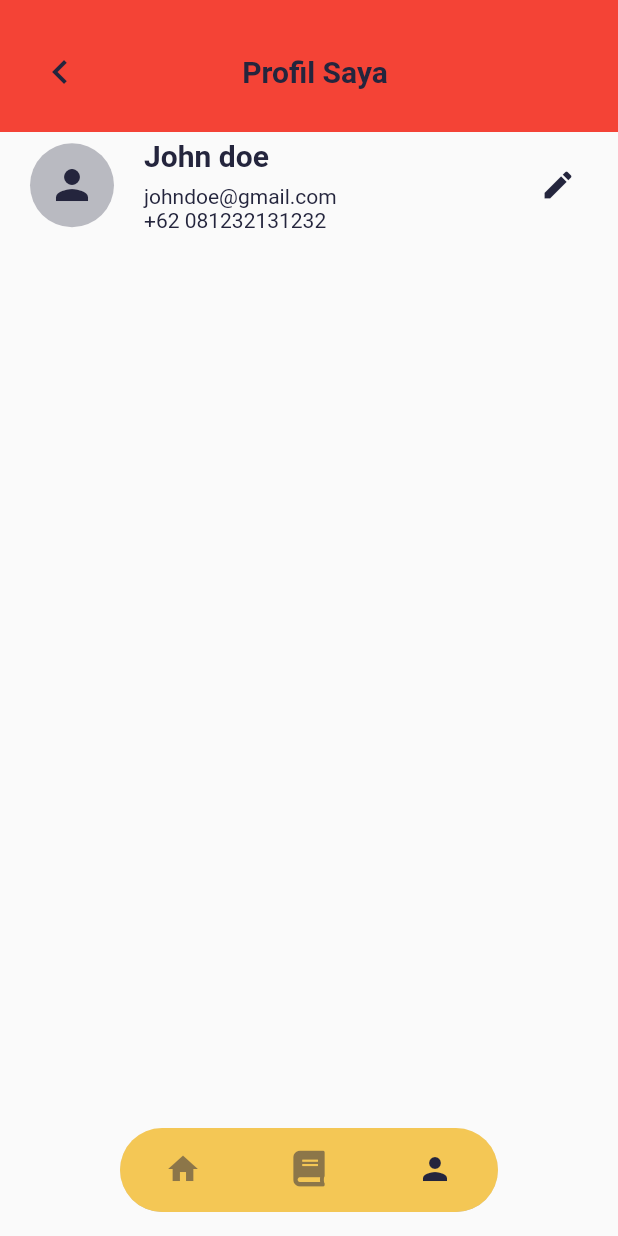
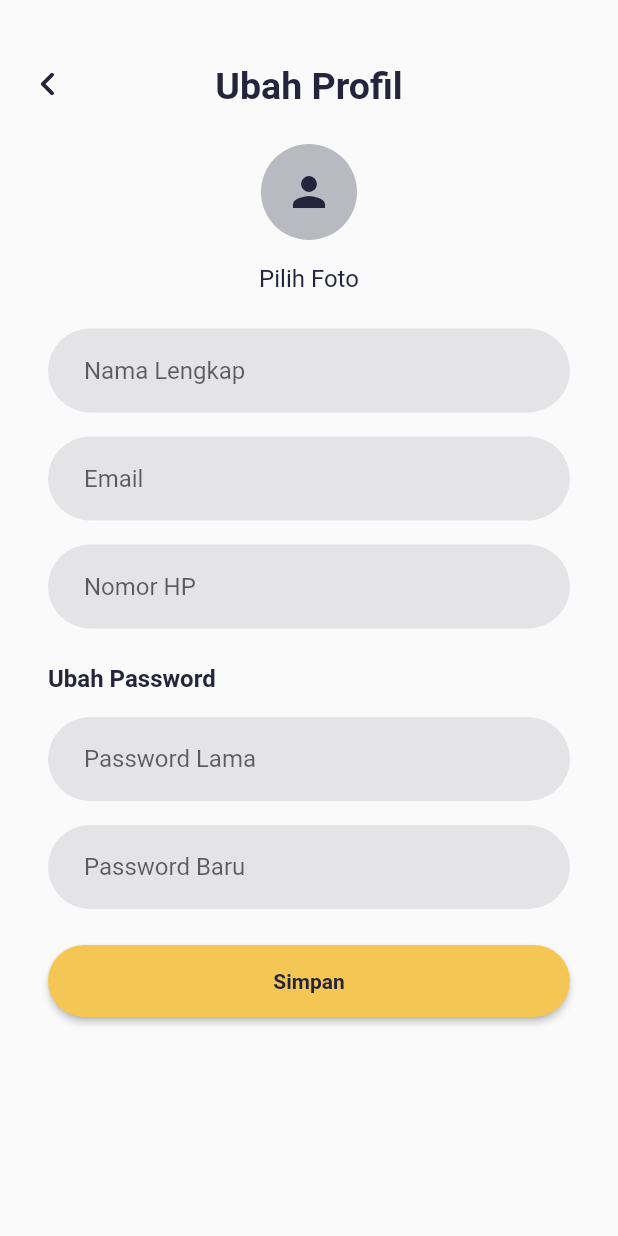
Before and after one commit to akhiang/reservation-hotel, a Flutter app: the screen it shows after launch, item 3 of the bottom bar chosen, after a tap on the "edit" icon, on a phone screen of 412 x 824 dp. Run offline on Flutter 3.47's test engine with Material 2 defaults, Android fonts, the phone set to English and light mode, and no system bars; our stand-ins replace carousel_slider, font_awesome_flutter, syncfusion_flutter_datepicker.

Commit message:
add edit profile screen, help screen

```diff
--- a/lib/routes.dart
+++ b/lib/routes.dart
@@ -6,7 +6,7 @@ class Router {
       case '/':
         return MaterialPageRoute(builder: (_) => HomeScreen());
       case '/feed':
-        return MaterialPageRoute(builder: (_) => UserScreen());
+        return MaterialPageRoute(builder: (_) => ProfileScreen());
       default:
         return MaterialPageRoute(
           builder: (_) => Scaffold(
--- a/lib/screens/home/home_screen.dart
+++ b/lib/screens/home/home_screen.dart
@@ -5,7 +5,8 @@ class HomeScreen extends StatelessWidget {
   Widget build(BuildContext context) {
     List<int> list = [1, 2, 3, 4, 5];
     return Scaffold(
-      body: Column(
+      body: SingleChildScrollView(
+        child: Column(
           children: [
             Stack(
               children: [
@@ -38,6 +39,7 @@ class HomeScreen extends StatelessWidget {
             HotelCarousel()
           ],
         ),
+      ),
     );
   }
 }
--- a/lib/screens/home/widgets/home_header.dart
+++ b/lib/screens/home/widgets/home_header.dart
@@ -40,8 +40,8 @@ class HomeHeader extends StatelessWidget {
           RawMaterialButton(
             onPressed: () {},
             constraints: BoxConstraints(),
-            elevation: 2.0,
-            fillColor: ColorConst.kSecondaryColor.withOpacity(0.05),
+            elevation: 0.0,
+            fillColor: ColorConst.kSecondaryColor.withOpacity(0.30),
             child: Icon(
               Icons.person,
               size: 24.0,
--- a/lib/screens/main_screen.dart
+++ b/lib/screens/main_screen.dart
@@ -22,7 +22,7 @@ class MainScreenState extends State<MainScreen> {
     TabItem(
       tabName: "User",
       icon: Icons.person,
-      page: UserScreen(),
+      page: ProfileScreen(),
     ),
   ];
 
--- /dev/null
+++ b/lib/screens/profile/edit_profile_screen.dart
@@ -0,0 +1,98 @@
+part of 'package:dangau_hotel/screens/screens.dart';
+
+class EditProfileScreen extends StatelessWidget {
+  @override
+  Widget build(BuildContext context) {
+    return Scaffold(
+      appBar: PreferredSize(
+        preferredSize: Size.fromHeight(88.0),
+        child: CustomAppBar(title: 'Ubah Profil', isLeading: true),
+      ),
+      body: SingleChildScrollView(
+        child: Column(
+          children: [
+            Center(
+              child: Column(
+                children: [
+                  Padding(
+                    padding: const EdgeInsets.all(8.0),
+                    child: Material(
+                      shape: CircleBorder(),
+                      clipBehavior: Clip.hardEdge,
+                      color: ColorConst.kSecondaryColor.withOpacity(0.30),
+                      child: Container(
+                        width: 64.0,
+                        height: 64.0,
+                        child: Icon(
+                          Icons.person,
+                          size: 32.0,
+                          color: ColorConst.kSecondaryColor,
+                        ),
+                      ),
+                    ),
+                  ),
+                  SizedBox(height: 8.0),
+                  Text(
+                    'Pilih Foto',
+                    style: TextStyle(
+                      fontSize: 16.0,
+                      color: ColorConst.kSecondaryColor,
+                    ),
+                  ),
+                  Padding(
+                    padding: const EdgeInsets.symmetric(
+                        horizontal: 32.0, vertical: 16.0),
+                    child: Column(
+                      crossAxisAlignment: CrossAxisAlignment.start,
+                      mainAxisAlignment: MainAxisAlignment.center,
+                      children: [
+                        RoundedInputField(
+                          hint: "Nama Lengkap",
+                          onChanged: (value) {},
+                        ),
+                        RoundedInputField(
+                          hint: "Email",
+                          onChanged: (value) {},
+                        ),
+                        RoundedInputField(
+                          hint: "Nomor HP",
+                          onChanged: (value) {},
+                        ),
+                        SizedBox(height: 16.0),
+                        Text(
+                          'Ubah Password',
+                          style: TextStyle(
+                            color: ColorConst.kSecondaryColor,
+                            fontSize: 16.0,
+                            fontWeight: FontWeight.w600,
+                          ),
+                        ),
+                        SizedBox(height: 8.0),
+                        RoundedInputField(
+                          hint: "Password Lama",
+                          onChanged: (value) {},
+                        ),
+                        RoundedInputField(
+                          hint: "Password Baru",
+                          onChanged: (value) {},
+                        ),
+                        SizedBox(height: 16.0),
+                        SizedBox(
+                          height: 48.0,
+                          width: double.infinity,
+                          child: PrimaryButton(
+                            text: 'Simpan',
+                          ),
+                        )
+                      ],
+                    ),
+                  ),
+                ],
+              ),
+            ),
+          ],
+        ),
+      ),
+    );
+  }
+}
--- /dev/null
+++ b/lib/screens/profile/profile_screen.dart
@@ -0,0 +1,33 @@
+part of 'package:dangau_hotel/screens/screens.dart';
+
+class ProfileScreen extends StatelessWidget {
+  @override
+  Widget build(BuildContext context) {
+    return Scaffold(
+      appBar: PreferredSize(
+        preferredSize: Size.fromHeight(88.0),
+        child: CustomAppBar(title: 'Profil Saya', isLeading: false),
+      ),
+      body: Column(
+        children: [
+          ProfileListTile(),
+          RoundedCard(
+            icon: Icons.help,
+            title: 'Bantuan',
+            press: () {
+              Navigator.of(context).push(
+                MaterialPageRoute(
+                  builder: (context) => HelpScreen(),
+                ),
+              );
+            },
+          ),
+          RoundedCard(
+            icon: Icons.star_rounded,
+            title: 'Berikan nilai untuk aplikasi ini',
+          ),
+        ],
+      ),
+    );
+  }
+}
--- /dev/null
+++ b/lib/screens/profile/widgets/profile_list_tile.dart
@@ -0,0 +1,67 @@
+part of 'package:dangau_hotel/screens/screens.dart';
+
+class ProfileListTile extends StatelessWidget {
+  const ProfileListTile({
+    Key key,
+  }) : super(key: key);
+
+  @override
+  Widget build(BuildContext context) {
+    return Padding(
+      padding: const EdgeInsets.all(24.0),
+      child: ListTile(
+        contentPadding: EdgeInsets.zero,
+        title: Text(
+          'John doe',
+          style: TextStyle(
+            color: ColorConst.kSecondaryColor,
+            fontWeight: FontWeight.w600,
+            fontSize: 20.0,
+          ),
+        ),
+        subtitle: Column(
+          crossAxisAlignment: CrossAxisAlignment.start,
+          children: [
+            SizedBox(height: 8.0),
+            Text(
+              'johndoe@gmail.com',
+              style: TextStyle(
+                color: ColorConst.kSecondaryColor,
+              ),
+            ),
+            Text(
+              '+62 081232131232',
+              style: TextStyle(
+                color: ColorConst.kSecondaryColor,
+              ),
+            ),
+          ],
+        ),
+        leading: Material(
+          shape: CircleBorder(),
+          clipBehavior: Clip.hardEdge,
+          color: ColorConst.kSecondaryColor.withOpacity(0.30),
+          child: Container(
+            width: 64.0,
+            height: 64.0,
+            child: Icon(
+              Icons.person,
+              size: 32.0,
+              color: ColorConst.kSecondaryColor,
+            ),
+          ),
+        ),
+        trailing: IconButton(
+          icon: Icon(Icons.edit, color: ColorConst.kSecondaryColor),
+          onPressed: () {
+            Navigator.of(context, rootNavigator: true).push(
+              MaterialPageRoute(
+                builder: (context) => EditProfileScreen(),
+              ),
+            );
+          },
+        ),
+      ),
+    );
+  }
+}
--- a/lib/screens/user/user_screen.dart
+++ /dev/null
@@ -1,63 +0,0 @@
-part of 'package:dangau_hotel/screens/screens.dart';
-
-class UserScreen extends StatelessWidget {
-  @override
-  Widget build(BuildContext context) {
-    return Scaffold(
-      appBar: PreferredSize(
-        preferredSize: Size.fromHeight(88.0),
-        child: CustomAppBar(title: 'Profil Saya', isLeading: true),
-      ),
-      body: Column(
-        children: [
-          ListTile(
-            title: Text(
-              'John doe',
-              style: TextStyle(
-                color: ColorConst.kSecondaryColor,
-                fontWeight: FontWeight.w600,
-                fontSize: 20.0,
-              ),
-            ),
-            subtitle: Column(
-              crossAxisAlignment: CrossAxisAlignment.start,
-              children: [
-                SizedBox(height: 8.0),
-                Text(
-                  'johndoe@gmail.com',
-                  style: TextStyle(
-                    color: ColorConst.kSecondaryColor,
-                  ),
-                ),
-                Text(
-                  '+62 081232131232',
-                  style: TextStyle(
-                    color: ColorConst.kSecondaryColor,
-                  ),
-                ),
-              ],
-            ),
-            leading: Material(
-              shape: CircleBorder(),
-              clipBehavior: Clip.hardEdge,
-              color: ColorConst.kSecondaryColor.withOpacity(0.30),
-              child: Container(
-                width: 64.0,
-                height: 64.0,
-                child: Icon(
-                  Icons.person,
-                  size: 32.0,
-                  color: ColorConst.kSecondaryColor,
-                ),
-              ),
-            ),
-            trailing: IconButton(
-              icon: Icon(Icons.edit, color: ColorConst.kSecondaryColor),
-              onPressed: () {},
-            ),
-          ),
-        ],
-      ),
-    );
-  }
-}
--- a/lib/utils/constants/color_const.dart
+++ b/lib/utils/constants/color_const.dart
@@ -1,7 +1,7 @@
 part of '../utils.dart';
 
 class ColorConst {
-  static const kPrimaryColor = Color(0xFFF4C755);
-  static const kSecondaryColor = Color(0xFF24253D);
-  static const kThirdColor = Color(0xFFF5F9FF);
+  static const kPrimaryColor = Color(0xFFF4C755); // Yellow
+  static const kSecondaryColor = Color(0xFF24253D); // Blue
+  static const kThirdColor = Color(0xFFF5F9FF); // White
 }
--- a/lib/widgets/custom_app_bar.dart
+++ b/lib/widgets/custom_app_bar.dart
@@ -15,40 +15,37 @@ class CustomAppBar extends StatelessWidget {
     return AppBar(
       automaticallyImplyLeading: false,
       flexibleSpace: Container(
-        color: Colors.red,
         padding: EdgeInsets.all(16.0),
-        child: Column(
-          mainAxisAlignment: MainAxisAlignment.end,
-          children: [
-            Row(
-              mainAxisAlignment: MainAxisAlignment.spaceBetween,
-              crossAxisAlignment: CrossAxisAlignment.center,
+        child: Stack(
+          alignment: Alignment.bottomCenter,
           children: [
             isLeading
-                    ? IconButton(
-                        icon: Icon(
-                          Icons.chevron_left,
-                          color: ColorConst.kSecondaryColor,
-                          size: 32.0,
-                        ),
-                        padding: EdgeInsets.all(0.0),
-
+                ? Align(
+                    alignment: Alignment.bottomLeft,
+                    child: IconButton(
                       onPressed: () {
                         Navigator.pop(context);
                       },
+                      icon: Icon(
+                        Icons.chevron_left_rounded,
+                        color: ColorConst.kSecondaryColor,
+                      ),
+                      iconSize: 32.0,
+                      padding: EdgeInsets.zero,
+                      constraints: BoxConstraints(),
+                    ),
                   )
-                    : SizedBox(width: 40.0, height: 40.0),
-                Text(
+                : SizedBox(),
+            Align(
+              alignment: Alignment.bottomCenter,
+              child: Text(
                 title,
                 style: TextStyle(
                   color: ColorConst.kSecondaryColor,
-                      fontSize: 20.0,
-                      fontWeight: FontWeight.w600),
+                  fontSize: 25.0,
+                  fontWeight: FontWeight.w600,
                 ),
-                isLeading
-                    ? SizedBox(width: 40.0)
-                    : SizedBox(width: 40.0, height: 40.0),
-              ],
+              ),
             ),
           ],
         ),
--- /dev/null
+++ b/lib/widgets/primary_button.dart
@@ -0,0 +1,27 @@
+part of 'package:dangau_hotel/screens/screens.dart';
+
+class PrimaryButton extends StatelessWidget {
+  final String text;
+  const PrimaryButton({
+    Key key,
+    this.text,
+  }) : super(key: key);
+
+  @override
+  Widget build(BuildContext context) {
+    return RaisedButton(
+      onPressed: () {},
+      child: Text(
+        text,
+        style: TextStyle(
+          color: ColorConst.kSecondaryColor,
+          fontWeight: FontWeight.w700,
+        ),
+      ),
+      color: ColorConst.kPrimaryColor,
+      shape: RoundedRectangleBorder(
+        borderRadius: BorderRadius.circular(32.0),
+      ),
+    );
+  }
+}
--- /dev/null
+++ b/lib/widgets/rounded_card.dart
@@ -0,0 +1,72 @@
+part of 'package:dangau_hotel/screens/screens.dart';
+
+class RoundedCard extends StatelessWidget {
+  final IconData icon;
+  final String title;
+  final Function press;
+
+  const RoundedCard({
+    Key key,
+    @required this.icon,
+    @required this.title,
+    this.press,
+  }) : super(key: key);
+
+  @override
+  Widget build(BuildContext context) {
+    return Padding(
+      padding: const EdgeInsets.symmetric(vertical: 12.0, horizontal: 24.0),
+      child: Container(
+        height: 56.0,
+        width: double.infinity,
+        decoration: BoxDecoration(
+          color: ColorConst.kThirdColor,
+          boxShadow: [
+            BoxShadow(
+              color: ColorConst.kSecondaryColor.withOpacity(0.1),
+              offset: Offset(0.0, 5.0),
+              blurRadius: 20.0,
+            ),
+          ],
+          borderRadius: BorderRadius.circular(32.0),
+        ),
+        child: Material(
+          borderRadius: BorderRadius.circular(32.0),
+          clipBehavior: Clip.hardEdge,
+          color: Colors.transparent,
+          child: InkWell(
+            onTap: press,
+            child: Padding(
+              padding: const EdgeInsets.all(16.0),
+              child: Row(
+                mainAxisAlignment: MainAxisAlignment.spaceBetween,
+                children: [
+                  Row(
+                    children: [
+                      icon != null
+                          ? Icon(icon, color: ColorConst.kSecondaryColor)
+                          : SizedBox(),
+                      SizedBox(width: 16.0),
+                      Text(
+                        title,
+                        style: TextStyle(
+                          color: ColorConst.kSecondaryColor,
+                          fontSize: 16.0,
+                          fontWeight: FontWeight.w600,
+                        ),
+                      ),
+                    ],
+                  ),
+                  Icon(
+                    Icons.chevron_right_rounded,
+                    color: ColorConst.kSecondaryColor,
+                  ),
+                ],
+              ),
+            ),
+          ),
+        ),
+      ),
+    );
+  }
+}
--- /dev/null
+++ b/lib/widgets/rounded_input_field.dart
@@ -0,0 +1,26 @@
+part of 'package:dangau_hotel/screens/screens.dart';
+
+class RoundedInputField extends StatelessWidget {
+  final String hint;
+  final ValueChanged<String> onChanged;
+  const RoundedInputField({
+    Key key,
+    this.hint,
+    this.onChanged,
+  }) : super(key: key);
+
+  @override
+  Widget build(BuildContext context) {
+    return TextFieldContainer(
+      child: TextFormField(
+        onChanged: onChanged,
+        style: TextStyle(color: ColorConst.kSecondaryColor),
+        cursorColor: ColorConst.kSecondaryColor,
+        decoration: InputDecoration(
+          hintText: hint,
+          border: InputBorder.none,
+        ),
+      ),
+    );
+  }
+}
--- /dev/null
+++ b/lib/widgets/text_field_container.dart
@@ -0,0 +1,23 @@
+part of 'package:dangau_hotel/screens/screens.dart';
+
+class TextFieldContainer extends StatelessWidget {
+  final Widget child;
+  const TextFieldContainer({
+    Key key,
+    @required this.child,
+  }) : super(key: key);
+
+  @override
+  Widget build(BuildContext context) {
+    return Container(
+      margin: EdgeInsets.symmetric(vertical: 8.0),
+      padding: EdgeInsets.symmetric(horizontal: 24.0, vertical: 4.0),
+      width: double.infinity,
+      decoration: BoxDecoration(
+        color: ColorConst.kSecondaryColor.withOpacity(0.1),
+        borderRadius: BorderRadius.circular(32.0),
+      ),
+      child: child,
+    );
+  }
+}
```
Also changed, not shown: lib/screens/home/find_hotel_screen.dart (+3 -13 lines), lib/screens/profile/help_refund_screen.dart (added, +47 -0 lines), lib/screens/profile/help_screen.dart (added, +38 -0 lines), lib/screens/screens.dart (+14 -2 lines). Lines whose indentation alone changed are shown as unchanged.
